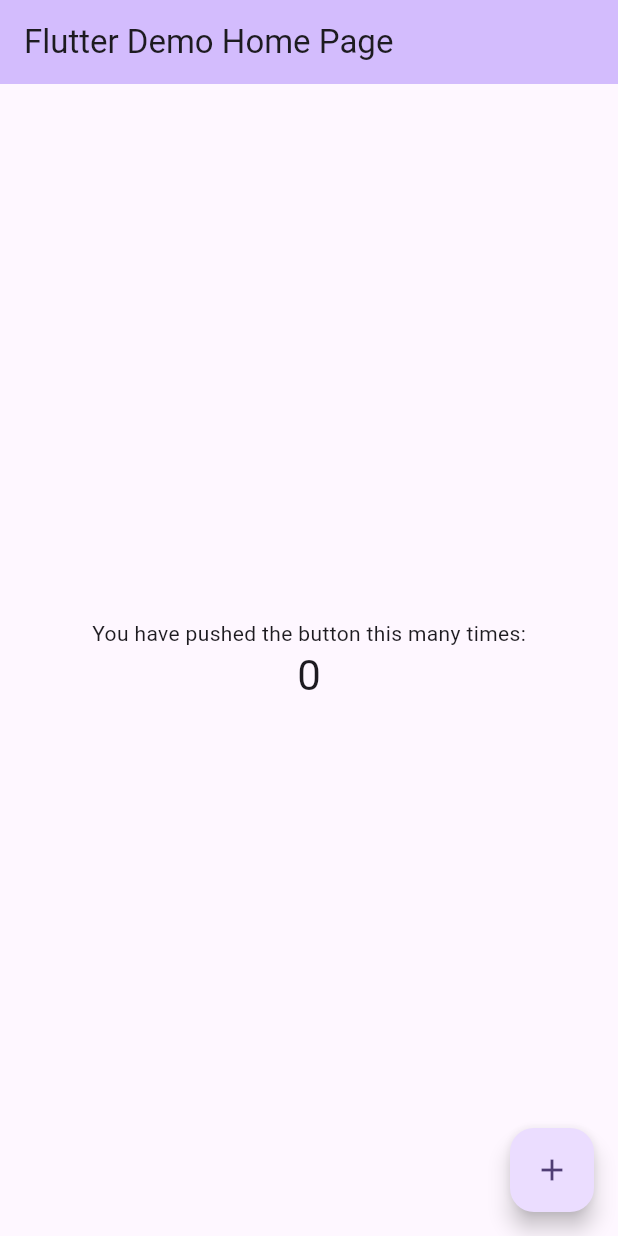
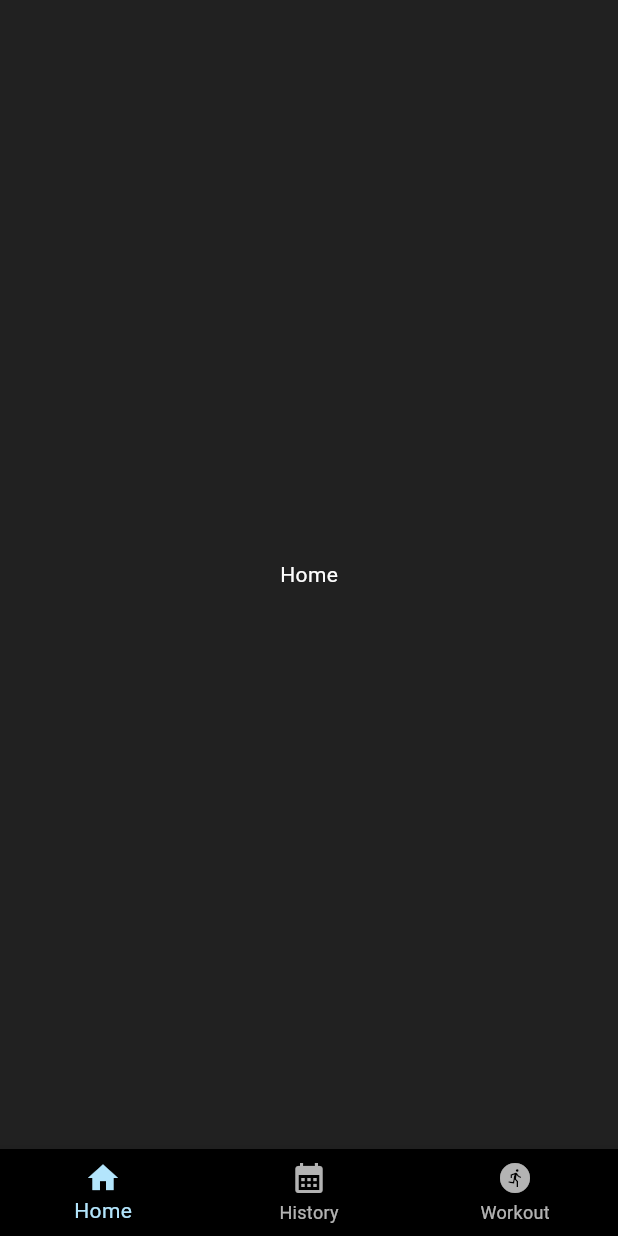
Before and after one commit to Rad-Paul/Workout_Tracker_App, a Flutter app: the screen it shows after launch, on a phone screen of 412 x 824 dp. Run offline on Flutter 3.47's test engine with Material 3 defaults, Android fonts, the phone set to English and light mode, and no system bars.

Commit message:
Added page navigation

```diff
--- a/lib/main.dart
+++ b/lib/main.dart
@@ -1,4 +1,7 @@
 import 'package:flutter/material.dart';
+import './pages/userHome.dart';
+import './pages/userHistory.dart';
+import './pages/workout.dart';
 
 void main() {
   runApp(const MyApp());
@@ -12,114 +15,66 @@
   Widget build(BuildContext context) {
     return MaterialApp(
       title: 'Flutter Demo',
+      debugShowCheckedModeBanner: false,
       theme: ThemeData(
-        // This is the theme of your application.
-        //
-        // TRY THIS: Try running your application with "flutter run". You'll see
-        // the application has a purple toolbar. Then, without quitting the app,
-        // try changing the seedColor in the colorScheme below to Colors.green
-        // and then invoke "hot reload" (save your changes or press the "hot
-        // reload" button in a Flutter-supported IDE, or press "r" if you used
-        // the command line to start the app).
-        //
-        // Notice that the counter didn't reset back to zero; the application
-        // state is not lost during the reload. To reset the state, use hot
-        // restart instead.
-        //
-        // This works for code too, not just values: Most code changes can be
-        // tested with just a hot reload.
-        colorScheme: ColorScheme.fromSeed(seedColor: Colors.deepPurple),
+        colorScheme: ColorScheme(
+          brightness: Brightness.dark,
+          primary: Colors.grey[800]!,
+          onPrimary: Colors.white,
+          secondary: Colors.grey[800]!,
+          onSecondary: Colors.white,
+          error: Colors.red,
+          onError: Colors.white,
+          surface: Colors.grey[900]!,
+          onSurface: Colors.white
+        ),
         useMaterial3: true,
       ),
-      home: const MyHomePage(title: 'Flutter Demo Home Page'),
+      home: const UserPage(),
     );
   }
 }
 
-class MyHomePage extends StatefulWidget {
-  const MyHomePage({super.key, required this.title});
-
-  // This widget is the home page of your application. It is stateful, meaning
-  // that it has a State object (defined below) that contains fields that affect
-  // how it looks.
-
-  // This class is the configuration for the state. It holds the values (in this
-  // case the title) provided by the parent (in this case the App widget) and
-  // used by the build method of the State. Fields in a Widget subclass are
-  // always marked "final".
-
-  final String title;
+//contains bottomNavBar and logic for navigation
+class UserPage extends StatefulWidget{
+  const UserPage({super.key});
 
   @override
-  State<MyHomePage> createState() => _MyHomePageState();
+  State<UserPage> createState() => _UserPageState();
 }
+class _UserPageState extends State<UserPage> {
+  int _selectedIndex = 0;
 
-class _MyHomePageState extends State<MyHomePage> {
-  int _counter = 0;
-
-  void _incrementCounter() {
+  void updateLocation(int index){
     setState(() {
-      // This call to setState tells the Flutter framework that something has
-      // changed in this State, which causes it to rerun the build method below
-      // so that the display can reflect the updated values. If we changed
-      // _counter without calling setState(), then the build method would not be
-      // called again, and so nothing would appear to happen.
-      _counter++;
+      _selectedIndex = index;
     });
   }
 
+  List<Widget> pages = [
+    UserHome(),
+    UserHistory(),
+    Workout()
+  ];
+
   @override
   Widget build(BuildContext context) {
-    // This method is rerun every time setState is called, for instance as done
-    // by the _incrementCounter method above.
-    //
-    // The Flutter framework has been optimized to make rerunning build methods
-    // fast, so that you can just rebuild anything that needs updating rather
-    // than having to individually change instances of widgets.
+
     return Scaffold(
-      appBar: AppBar(
-        // TRY THIS: Try changing the color here to a specific color (to
-        // Colors.amber, perhaps?) and trigger a hot reload to see the AppBar
-        // change color while the other colors stay the same.
-        backgroundColor: Theme.of(context).colorScheme.inversePrimary,
-        // Here we take the value from the MyHomePage object that was created by
-        // the App.build method, and use it to set our appbar title.
-        title: Text(widget.title),
+      backgroundColor: Theme.of(context).colorScheme.surface,
+      body: pages[_selectedIndex],
+      bottomNavigationBar: BottomNavigationBar(
+        onTap: updateLocation,
+        backgroundColor: Colors.black,
+        selectedItemColor: Colors.lightBlue[100],
+        elevation: 8,
+        currentIndex: _selectedIndex,
+        items: const [
+          BottomNavigationBarItem(icon: Icon(Icons.home), label: "Home"),
+          BottomNavigationBarItem(icon: Icon(Icons.calendar_month), label: "History"),
+          BottomNavigationBarItem(icon: Icon(Icons.run_circle), label: "Workout"),
+        ],
       ),
-      body: Center(
-        // Center is a layout widget. It takes a single child and positions it
-        // in the middle of the parent.
-        child: Column(
-          // Column is also a layout widget. It takes a list of children and
-          // arranges them vertically. By default, it sizes itself to fit its
-          // children horizontally, and tries to be as tall as its parent.
-          //
-          // Column has various properties to control how it sizes itself and
-          // how it positions its children. Here we use mainAxisAlignment to
-          // center the children vertically; the main axis here is the vertical
-          // axis because Columns are vertical (the cross axis would be
-          // horizontal).
-          //
-          // TRY THIS: Invoke "debug painting" (choose the "Toggle Debug Paint"
-          // action in the IDE, or press "p" in the console), to see the
-          // wireframe for each widget.
-          mainAxisAlignment: MainAxisAlignment.center,
-          children: <Widget>[
-            const Text(
-              'You have pushed the button this many times:',
-            ),
-            Text(
-              '$_counter',
-              style: Theme.of(context).textTheme.headlineMedium,
-            ),
-          ],
-        ),
-      ),
-      floatingActionButton: FloatingActionButton(
-        onPressed: _incrementCounter,
-        tooltip: 'Increment',
-        child: const Icon(Icons.add),
-      ), // This trailing comma makes auto-formatting nicer for build methods.
     );
   }
 }
--- /dev/null
+++ b/lib/pages/userHistory.dart
@@ -0,0 +1,12 @@
+import 'package:flutter/material.dart';
+
+class UserHistory extends StatelessWidget{
+  const UserHistory({super.key});
+
+  @override
+  Widget build(BuildContext context) {
+    return Center(
+      child: Text('History'),
+    );
+  }
+}
--- /dev/null
+++ b/lib/pages/userHome.dart
@@ -0,0 +1,12 @@
+import 'package:flutter/material.dart';
+
+class UserHome extends StatelessWidget{
+  const UserHome({super.key});
+
+  @override
+  Widget build(BuildContext context) {
+    return Center(
+      child: Text('Home'),
+    );
+  }
+}
--- /dev/null
+++ b/lib/pages/workout.dart
@@ -0,0 +1,12 @@
+import 'package:flutter/material.dart';
+
+class Workout extends StatelessWidget{
+  const Workout({super.key});
+
+  @override
+  Widget build(BuildContext context) {
+    return Center(
+      child: Text('Workout'),
+    );
+  }
+}
```
